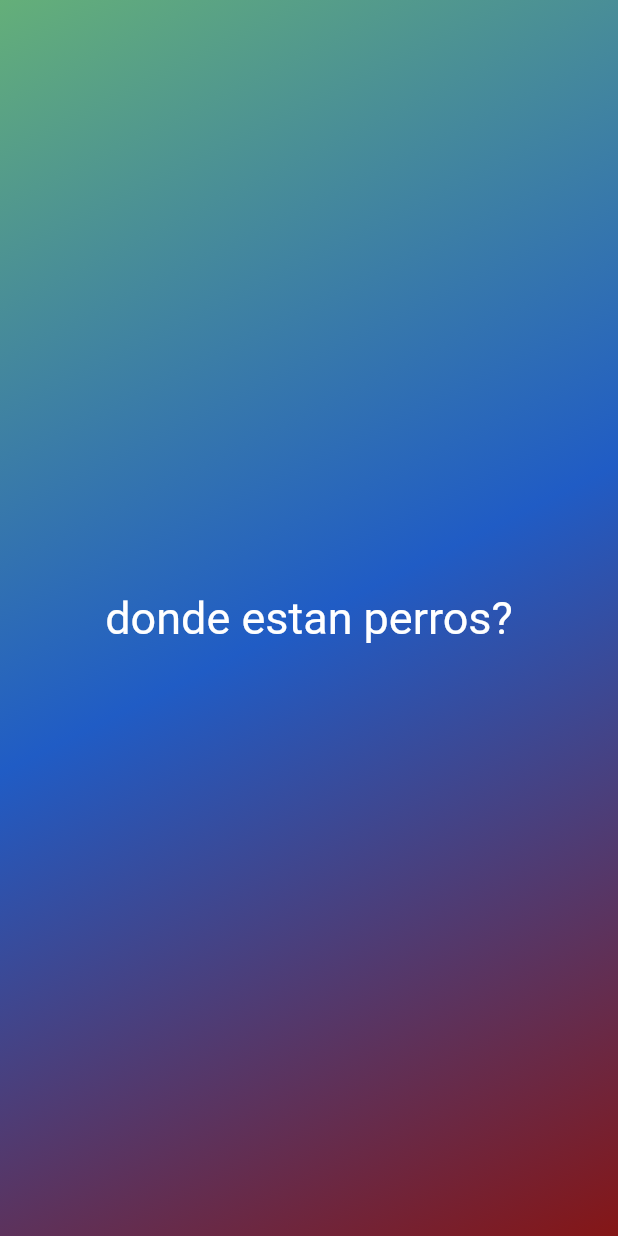
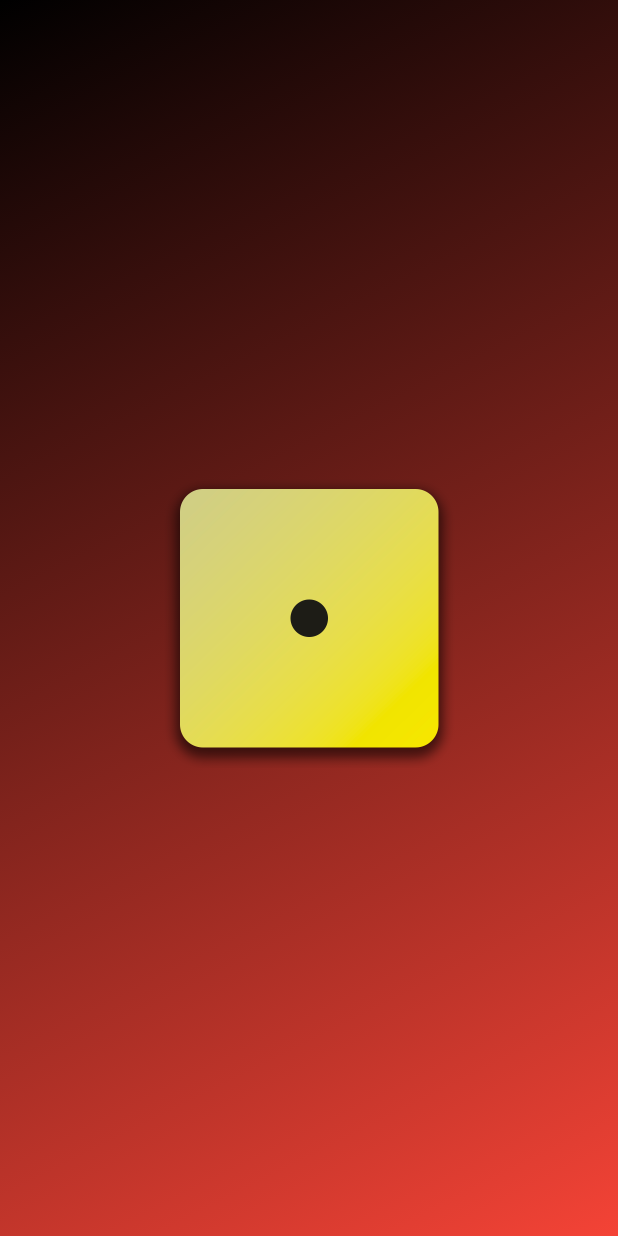
Before and after one commit to DereckAn/FlutterProjects, a Flutter app: the screen it shows after launch, on a phone screen of 412 x 824 dp. Run offline on Flutter 3.47's test engine with Material 2 defaults, Android fonts, the phone set to English and light mode, and no system bars.

Commit message:
adding dice images

```diff
--- a/dice/lib/gradient_container.dart
+++ b/dice/lib/gradient_container.dart
@@ -1,24 +1,23 @@
 import 'package:flutter/material.dart';
 
-import 'style_text.dart';
 
 const starAligment = Alignment.topLeft;
 const endAligment = Alignment.bottomRight;
 
 class GradientContainer extends StatelessWidget {
-  const GradientContainer({super.key});
+  const GradientContainer(this.color1, this.color2,{super.key});
+  final Color color1;
+  final Color color2;
 
   @override
   Widget build(BuildContext context) {
     return Container(
-      decoration: const BoxDecoration(
-        gradient: LinearGradient(colors: [
-          Color.fromARGB(255, 100, 175, 121),
-          Color.fromARGB(255, 32, 92, 197),
-          Color.fromARGB(255, 133, 22, 22),
-        ], begin: starAligment, end:endAligment),
+      decoration: BoxDecoration(
+        gradient: LinearGradient(colors: [color1, color2
+        ], begin: starAligment, end: endAligment),
       ),
-      child: const Center(child: StyleText("donde estan perros?")),
+      child: Center(
+        child: Image.asset('assets/images/dice-1.png', width: 200,),),
     );
   }
 }
--- a/dice/lib/main.dart
+++ b/dice/lib/main.dart
@@ -8,7 +8,7 @@ void main() {
     const MaterialApp(
       home: Scaffold(
         // backgroundColor: Color.fromARGB(255, 57, 133, 90),
-        body: GradientContainer()
+        body: GradientContainer(Colors.black, Colors.red,),
       ),
     ),
   );
```
Also changed, not shown: dice/pubspec.yaml (+7 -3 lines), dice/assets/images/dice-1.png (added), dice/assets/images/dice-2.png (added), dice/assets/images/dice-3.png (added), dice/assets/images/dice-4.png (added), dice/assets/images/dice-5.png (added), dice/assets/images/dice-6.png (added).
